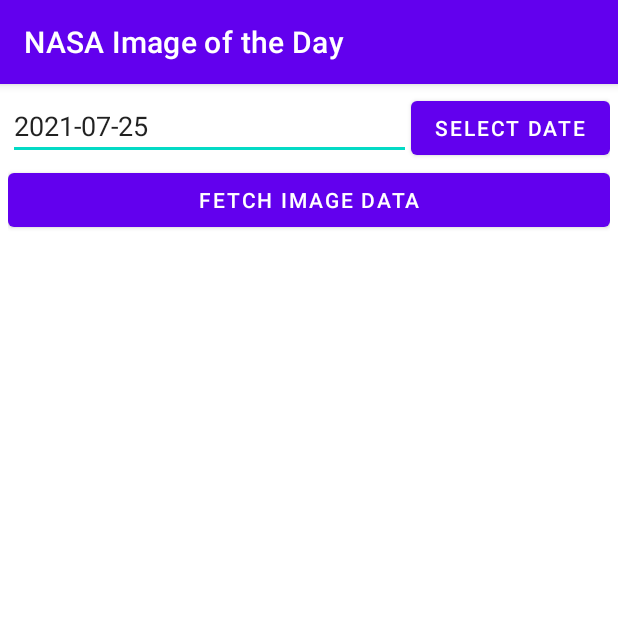
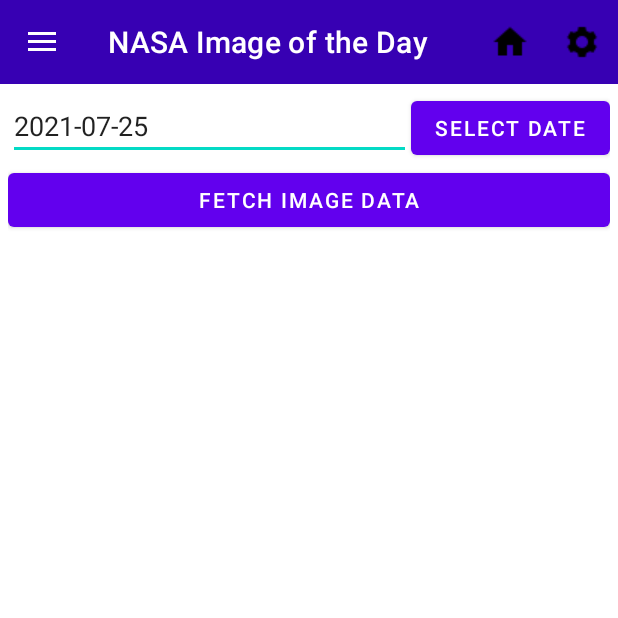
Before and after one commit to kirk0216/CST2355FinalProject, an Android app: the screen it shows after launch (MainActivity), on a phone screen of 412 x 824 dp, the top half of it. Run offline under Robolectric (Android 15) with nearby library versions, the phone set to English and light mode, and no system bars.

Commit message:
Add NavigationDrawer and Toolbar to MainActivity.

```diff
--- a/app/src/main/java/com/example/nasaiotd/MainActivity.java
+++ b/app/src/main/java/com/example/nasaiotd/MainActivity.java
@@ -1,33 +1,62 @@
 package com.example.nasaiotd;
 
+import androidx.annotation.NonNull;
+import androidx.appcompat.app.ActionBarDrawerToggle;
 import androidx.appcompat.app.AlertDialog;
 import androidx.appcompat.app.AppCompatActivity;
+import androidx.appcompat.widget.Toolbar;
+import androidx.core.view.GravityCompat;
+import androidx.drawerlayout.widget.DrawerLayout;
 import androidx.fragment.app.DialogFragment;
 
 import android.app.Activity;
 import android.content.Intent;
 import android.os.Bundle;
+import android.util.Log;
+import android.view.Menu;
+import android.view.MenuInflater;
+import android.view.MenuItem;
 import android.view.View;
 import android.view.inputmethod.InputMethodManager;
 import android.widget.Button;
 import android.widget.EditText;
 import android.widget.ListView;
 
+import com.google.android.material.navigation.NavigationView;
 import com.google.android.material.snackbar.Snackbar;
 
 import java.util.Calendar;
 
-public class MainActivity extends AppCompatActivity {
+public class MainActivity extends AppCompatActivity
+        implements NavigationView.OnNavigationItemSelectedListener {
+
+    private static final String LOG_TAG = "NASA_MAIN";
 
     /**
      * An instance of ImagesAdapter that backs ImagesList.
      */
     private ImagesAdapter imagesAdapter;
 
+    private DrawerLayout navigationDrawer;
+
     @Override
     protected void onCreate(Bundle savedInstanceState) {
         super.onCreate(savedInstanceState);
         setContentView(R.layout.activity_main);
+
+        Toolbar toolBar = findViewById(R.id.MainToolBar);
+        setSupportActionBar(toolBar);
+
+        navigationDrawer = findViewById(R.id.MainNavigationDrawer);
+
+        ActionBarDrawerToggle toggle = new ActionBarDrawerToggle(this, navigationDrawer,
+                toolBar, R.string.NavigationOpen, R.string.NavigationClose);
+
+        navigationDrawer.addDrawerListener(toggle);
+        toggle.syncState();
+
+        NavigationView navigationView = findViewById(R.id.MainNavigation);
+        navigationView.setNavigationItemSelectedListener(this);
 
         imagesAdapter = new ImagesAdapter(getLayoutInflater());
 
@@ -105,6 +134,38 @@ public class MainActivity extends AppCompatActivity {
         });
     }
 
+    @Override
+    public boolean onCreateOptionsMenu(Menu menu) {
+        MenuInflater menuInflater = getMenuInflater();
+        menuInflater.inflate(R.menu.toolbar_menu, menu);
+        return true;
+    }
+
+    @Override
+    public boolean onOptionsItemSelected(@NonNull MenuItem item) {
+        switch (item.getItemId()) {
+            case R.id.ToolbarHome:
+                Log.v(LOG_TAG, "Clicked home in toolbar.");
+                break;
+        }
+
+        return super.onOptionsItemSelected(item);
+    }
+
+    /**
+     * Closes the navigation drawer, if it's open, when the back button is pressed.
+     * If the navigation drawer is closed, normal back button behaviour.
+     * https://stackoverflow.com/a/26833916
+     */
+    @Override
+    public void onBackPressed() {
+        if (navigationDrawer.isDrawerOpen(GravityCompat.START)) {
+            navigationDrawer.closeDrawer(GravityCompat.START);
+        } else {
+            super.onBackPressed();
+        }
+    }
+
     /**
      * @return The current date in "YYYY-MM-DD" format.
      */
@@ -131,4 +192,17 @@ public class MainActivity extends AppCompatActivity {
 
         imm.hideSoftInputFromWindow(view.getWindowToken(), 0);
     }
+
+    @Override
+    public boolean onNavigationItemSelected(@NonNull MenuItem item) {
+
+        switch (item.getItemId()) {
+            case R.id.NavigationHomeItem:
+                Log.v(LOG_TAG, "Clicked home in navigation.");
+                break;
+        }
+
+        navigationDrawer.closeDrawer(GravityCompat.START);
+        return false;
+    }
 }
--- a/app/src/main/res/layout/activity_main.xml
+++ b/app/src/main/res/layout/activity_main.xml
@@ -1,16 +1,36 @@
 <?xml version="1.0" encoding="utf-8"?>
-<RelativeLayout xmlns:android="http://schemas.android.com/apk/res/android"
+<LinearLayout xmlns:android="http://schemas.android.com/apk/res/android"
     xmlns:app="http://schemas.android.com/apk/res-auto"
     xmlns:tools="http://schemas.android.com/tools"
     android:layout_width="match_parent"
     android:layout_height="match_parent"
-    tools:context=".MainActivity"
+    android:orientation="vertical"
+    tools:context=".MainActivity">
+
+    <androidx.appcompat.widget.Toolbar
+        android:layout_width="match_parent"
+        android:layout_height="wrap_content"
+        android:layout_alignParentTop="true"
+        android:id="@+id/MainToolBar"
+        android:background="@color/design_default_color_primary_variant"
+        android:theme="@style/ThemeOverlay.AppCompat.Dark.ActionBar"
+        tools:openDrawer="start" />
+
+    <androidx.drawerlayout.widget.DrawerLayout
+        android:layout_width="match_parent"
+        android:layout_height="match_parent"
+        android:id="@+id/MainNavigationDrawer"
+        tools:openDrawer="start">
+
+        <LinearLayout
+            android:layout_width="match_parent"
+            android:layout_height="match_parent"
+            android:orientation="vertical"
             android:padding="5dp">
 
             <RelativeLayout
                 android:layout_width="match_parent"
                 android:layout_height="wrap_content"
-        android:layout_alignParentTop="true"
                 android:id="@+id/DateSelection">
 
                 <EditText
@@ -30,7 +50,6 @@
                     android:id="@+id/SelectDateButton"
                     android:text="@string/SelectDateButtonText" />
             </RelativeLayout>
-
 
             <Button
                 android:layout_width="match_parent"
@@ -55,4 +74,15 @@
 
                 android:id="@+id/ImageList" />
 
-</RelativeLayout>
+        </LinearLayout>
+
+        <com.google.android.material.navigation.NavigationView
+            android:layout_width="wrap_content"
+            android:layout_height="match_parent"
+            android:layout_gravity="start"
+            android:fitsSystemWindows="true"
+            app:menu="@menu/navigation_menu"
+            android:id="@+id/MainNavigation" />
+    </androidx.drawerlayout.widget.DrawerLayout>
+
+</LinearLayout>
--- /dev/null
+++ b/app/src/main/res/menu/navigation_menu.xml
@@ -0,0 +1,14 @@
+<?xml version="1.0" encoding="utf-8"?>
+<menu xmlns:android="http://schemas.android.com/apk/res/android"
+    android:layout_width="match_parent"
+    android:layout_height="match_parent">
+
+    <item android:id="@+id/NavigationHomeItem"
+        android:icon="@drawable/home"
+        android:title="@string/NavigationHomeText" />
+
+    <item android:id="@+id/NavigationSettingsItem"
+        android:icon="@drawable/settings"
+        android:title="@string/NavigationSettingsText" />
+
+</menu>
--- /dev/null
+++ b/app/src/main/res/menu/toolbar_menu.xml
@@ -0,0 +1,17 @@
+<?xml version="1.0" encoding="utf-8"?>
+<menu xmlns:android="http://schemas.android.com/apk/res/android"
+    xmlns:app="http://schemas.android.com/apk/res-auto">
+
+    <item android:id="@+id/ToolbarHome"
+        android:title="@string/ToolbarHomeText"
+        android:icon="@drawable/home"
+        android:orderInCategory="0"
+        app:showAsAction="always" />
+
+    <item android:id="@+id/ToolbarSettings"
+        android:title="@string/ToolbarSettingsText"
+        android:icon="@drawable/settings"
+        android:orderInCategory="1"
+        app:showAsAction="ifRoom" />
+
+</menu>
--- a/app/src/main/res/values-night/themes.xml
+++ b/app/src/main/res/values-night/themes.xml
@@ -12,5 +12,7 @@
         <!-- Status bar color. -->
         <item name="android:statusBarColor" tools:targetApi="l">?attr/colorPrimaryVariant</item>
         <!-- Customize your theme here. -->
+        <item name="windowActionBar">false</item>
+        <item name="windowNoTitle">true</item>
     </style>
 </resources>
--- a/app/src/main/res/values/strings.xml
+++ b/app/src/main/res/values/strings.xml
@@ -10,4 +10,14 @@
     <string name="ImageListDeleteYes">Yes</string>
     <string name="ImageListDeleteNo">No</string>
     <string name="ImageListDeleteUndo">Undo</string>
+
+    <!-- Navigation Menu -->
+    <string name="NavigationHomeText">Home</string>
+    <string name="NavigationSettingsText">Settings</string>
+    <string name="NavigationOpen">Open</string>
+    <string name="NavigationClose">Close</string>
+
+    <!-- Toolbar -->
+    <string name="ToolbarHomeText">Home</string>
+    <string name="ToolbarSettingsText">Settings</string>
 </resources>
--- a/app/src/main/res/values/themes.xml
+++ b/app/src/main/res/values/themes.xml
@@ -12,5 +12,7 @@
         <!-- Status bar color. -->
         <item name="android:statusBarColor" tools:targetApi="l">?attr/colorPrimaryVariant</item>
         <!-- Customize your theme here. -->
+        <item name="windowActionBar">false</item>
+        <item name="windowNoTitle">true</item>
     </style>
 </resources>
```
Also changed, not shown: app/src/main/res/drawable/home.png (added), app/src/main/res/drawable/settings.png (added). Lines whose indentation alone changed are shown as unchanged.
